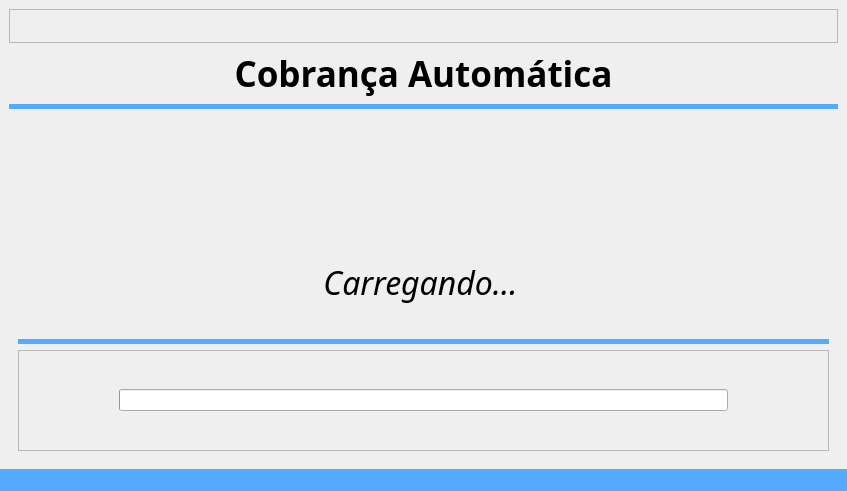
The window that code/src/ui/window_cobranca.ui (Sl3nc/Email_Debt) describes before a commit, drawn with Qt 5.
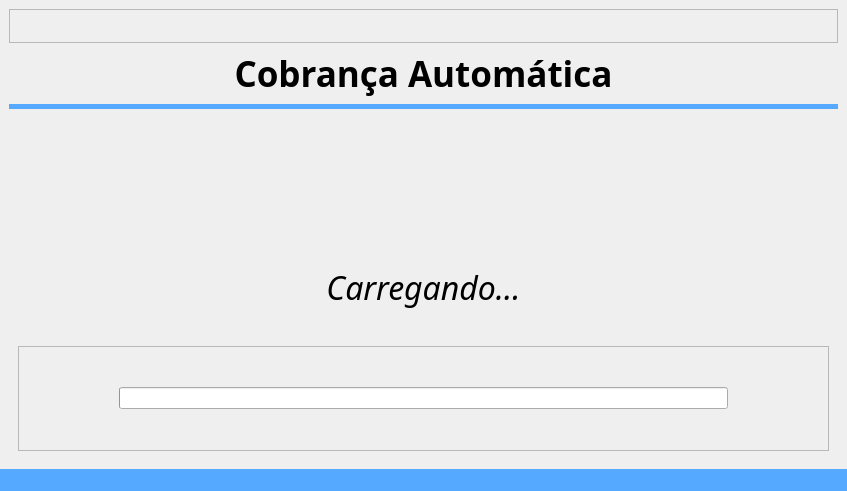
The same window after the commit. The open tabs and pages were chosen to show the change. Icons and pictures are not drawn.

The edit to the form file:
```diff
--- a/code/src/ui/window_cobranca.ui
+++ b/code/src/ui/window_cobranca.ui
@@ -377,8 +377,8 @@
       </widget>
       <widget class="QWidget" name="page_2">
        <layout class="QGridLayout" name="gridLayout_8">
-        <item row="0" column="3">
-         <spacer name="horizontalSpacer_2">
+        <item row="0" column="0">
+         <spacer name="horizontalSpacer">
           <property name="orientation">
            <enum>Qt::Orientation::Horizontal</enum>
           </property>
@@ -390,7 +390,7 @@
           </property>
          </spacer>
         </item>
-        <item row="4" column="0" colspan="4">
+        <item row="3" column="0" colspan="3">
          <widget class="QFrame" name="frame_3">
           <property name="frameShape">
            <enum>QFrame::Shape::StyledPanel</enum>
@@ -411,8 +411,8 @@
           </layout>
          </widget>
         </item>
-        <item row="0" column="0">
-         <spacer name="horizontalSpacer">
+        <item row="0" column="2">
+         <spacer name="horizontalSpacer_2">
           <property name="orientation">
            <enum>Qt::Orientation::Horizontal</enum>
           </property>
@@ -467,25 +467,6 @@
           </property>
          </widget>
         </item>
-        <item row="3" column="0" colspan="4">
-         <widget class="Line" name="line_2">
-          <property name="minimumSize">
-           <size>
-            <width>0</width>
-            <height>5</height>
-           </size>
-          </property>
-          <property name="styleSheet">
-           <string notr="true">background-color: rgb(85, 170, 255);</string>
-          </property>
-          <property name="lineWidth">
-           <number>0</number>
-          </property>
-          <property name="orientation">
-           <enum>Qt::Orientation::Horizontal</enum>
-          </property>
-         </widget>
-        </item>
        </layout>
       </widget>
       <widget class="QWidget" name="page_5">
```
Left out of the diff: 2 changed lines with no effect on the pictures.
